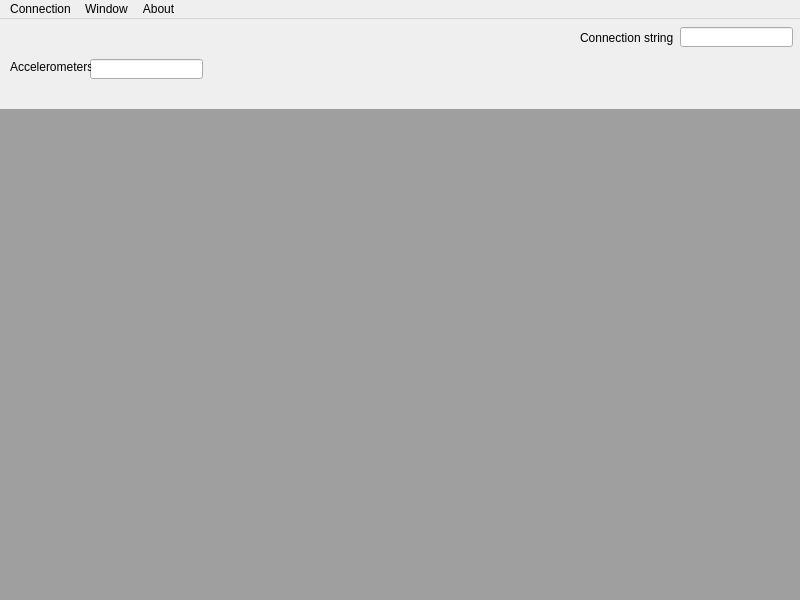
This is ReCoSat/mainwindow.ui in loiczimm/ADCS as Qt 5 draws it before an edit. The edited form follows.
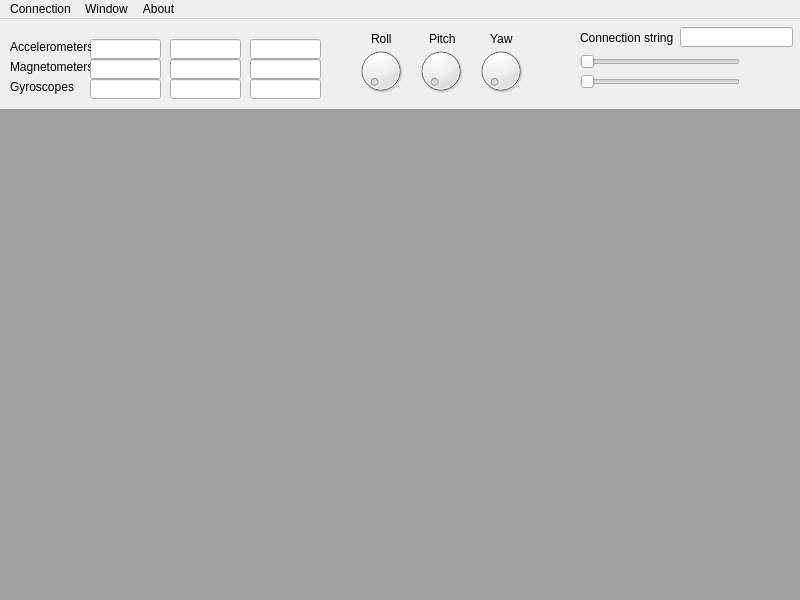
This is the edited form. Icons and pictures are not drawn.

What changed in the file:
```diff
--- a/ReCoSat/mainwindow.ui
+++ b/ReCoSat/mainwindow.ui
@@ -28,17 +28,23 @@
     <property name="geometry">
      <rect>
       <x>90</x>
-      <y>40</y>
-      <width>113</width>
+      <y>20</y>
+      <width>71</width>
       <height>20</height>
      </rect>
     </property>
+    <property name="acceptDrops">
+     <bool>true</bool>
+    </property>
+    <property name="readOnly">
+     <bool>true</bool>
+    </property>
    </widget>
    <widget class="QLabel" name="AccLabel">
     <property name="geometry">
      <rect>
       <x>10</x>
-      <y>40</y>
+      <y>20</y>
       <width>81</width>
       <height>16</height>
      </rect>
@@ -73,6 +79,231 @@
      <string>Connection string</string>
     </property>
    </widget>
+   <widget class="QLabel" name="MagLabel">
+    <property name="geometry">
+     <rect>
+      <x>10</x>
+      <y>40</y>
+      <width>81</width>
+      <height>16</height>
+     </rect>
+    </property>
+    <property name="text">
+     <string>Magnetometers</string>
+    </property>
+   </widget>
+   <widget class="QLineEdit" name="MagXLineEdit">
+    <property name="geometry">
+     <rect>
+      <x>90</x>
+      <y>40</y>
+      <width>71</width>
+      <height>20</height>
+     </rect>
+    </property>
+    <property name="readOnly">
+     <bool>true</bool>
+    </property>
+   </widget>
+   <widget class="QLabel" name="GyrLabel">
+    <property name="geometry">
+     <rect>
+      <x>10</x>
+      <y>60</y>
+      <width>81</width>
+      <height>16</height>
+     </rect>
+    </property>
+    <property name="text">
+     <string>Gyroscopes</string>
+    </property>
+   </widget>
+   <widget class="QLineEdit" name="GyrXLineEdit">
+    <property name="geometry">
+     <rect>
+      <x>90</x>
+      <y>60</y>
+      <width>71</width>
+      <height>20</height>
+     </rect>
+    </property>
+    <property name="readOnly">
+     <bool>true</bool>
+    </property>
+   </widget>
+   <widget class="QLineEdit" name="AccYLineEdit">
+    <property name="geometry">
+     <rect>
+      <x>170</x>
+      <y>20</y>
+      <width>71</width>
+      <height>20</height>
+     </rect>
+    </property>
+    <property name="readOnly">
+     <bool>true</bool>
+    </property>
+   </widget>
+   <widget class="QLineEdit" name="MagYLineEdit">
+    <property name="geometry">
+     <rect>
+      <x>170</x>
+      <y>40</y>
+      <width>71</width>
+      <height>20</height>
+     </rect>
+    </property>
+    <property name="readOnly">
+     <bool>true</bool>
+    </property>
+   </widget>
+   <widget class="QLineEdit" name="GyrYLineEdit">
+    <property name="geometry">
+     <rect>
+      <x>170</x>
+      <y>60</y>
+      <width>71</width>
+      <height>20</height>
+     </rect>
+    </property>
+    <property name="readOnly">
+     <bool>true</bool>
+    </property>
+   </widget>
+   <widget class="QLineEdit" name="AccZLineEdit">
+    <property name="geometry">
+     <rect>
+      <x>250</x>
+      <y>20</y>
+      <width>71</width>
+      <height>20</height>
+     </rect>
+    </property>
+    <property name="readOnly">
+     <bool>true</bool>
+    </property>
+   </widget>
+   <widget class="QLineEdit" name="MagZLineEdit">
+    <property name="geometry">
+     <rect>
+      <x>250</x>
+      <y>40</y>
+      <width>71</width>
+      <height>20</height>
+     </rect>
+    </property>
+    <property name="readOnly">
+     <bool>true</bool>
+    </property>
+   </widget>
+   <widget class="QLineEdit" name="GyrZLineEdit">
+    <property name="geometry">
+     <rect>
+      <x>250</x>
+      <y>60</y>
+      <width>71</width>
+      <height>20</height>
+     </rect>
+    </property>
+    <property name="readOnly">
+     <bool>true</bool>
+    </property>
+   </widget>
+   <widget class="QDial" name="dial">
+    <property name="geometry">
+     <rect>
+      <x>356</x>
+      <y>20</y>
+      <width>50</width>
+      <height>64</height>
+     </rect>
+    </property>
+   </widget>
+   <widget class="QDial" name="dial_2">
+    <property name="geometry">
+     <rect>
+      <x>416</x>
+      <y>20</y>
+      <width>50</width>
+      <height>64</height>
+     </rect>
+    </property>
+   </widget>
+   <widget class="QDial" name="dial_3">
+    <property name="geometry">
+     <rect>
+      <x>476</x>
+      <y>20</y>
+      <width>50</width>
+      <height>64</height>
+     </rect>
+    </property>
+   </widget>
+   <widget class="QSlider" name="horizontalSlider">
+    <property name="geometry">
+     <rect>
+      <x>580</x>
+      <y>33</y>
+      <width>160</width>
+      <height>19</height>
+     </rect>
+    </property>
+    <property name="orientation">
+     <enum>Qt::Horizontal</enum>
+    </property>
+   </widget>
+   <widget class="QSlider" name="horizontalSlider_2">
+    <property name="geometry">
+     <rect>
+      <x>580</x>
+      <y>53</y>
+      <width>160</width>
+      <height>19</height>
+     </rect>
+    </property>
+    <property name="orientation">
+     <enum>Qt::Horizontal</enum>
+    </property>
+   </widget>
+   <widget class="QLabel" name="rollLabel">
+    <property name="geometry">
+     <rect>
+      <x>371</x>
+      <y>10</y>
+      <width>30</width>
+      <height>20</height>
+     </rect>
+    </property>
+    <property name="text">
+     <string>Roll</string>
+    </property>
+   </widget>
+   <widget class="QLabel" name="pitchLabel">
+    <property name="geometry">
+     <rect>
+      <x>429</x>
+      <y>10</y>
+      <width>30</width>
+      <height>20</height>
+     </rect>
+    </property>
+    <property name="text">
+     <string>Pitch</string>
+    </property>
+   </widget>
+   <widget class="QLabel" name="yawLabel">
+    <property name="geometry">
+     <rect>
+      <x>490</x>
+      <y>10</y>
+      <width>30</width>
+      <height>20</height>
+     </rect>
+    </property>
+    <property name="text">
+     <string>Yaw</string>
+    </property>
+   </widget>
   </widget>
   <widget class="QMenuBar" name="menuBar">
    <property name="geometry">
```
Left out of the diff: 20 changed lines with no effect on the pictures.
